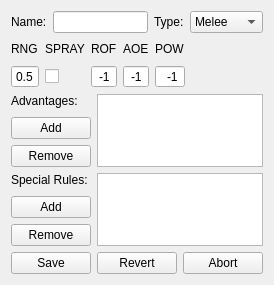
Above: titles/Warmachine/ui/weapon_info_widget.ui from madesjardins/AiWarmachine before the change. Below: the same form after it.
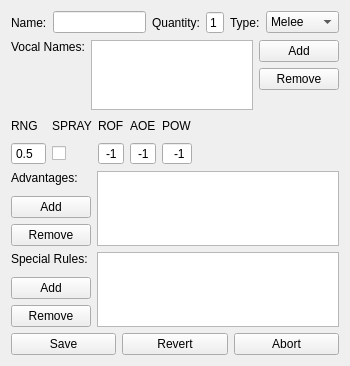
That is the form after the change.

Commit message:
Basic Weapon Creation Dialog
A basic weapon creation dialog for models.

```diff
--- a/titles/Warmachine/ui/weapon_info_widget.ui
+++ b/titles/Warmachine/ui/weapon_info_widget.ui
@@ -6,8 +6,8 @@
    <rect>
     <x>0</x>
     <y>0</y>
-    <width>257</width>
-    <height>285</height>
+    <width>350</width>
+    <height>366</height>
    </rect>
   </property>
   <property name="windowTitle">
@@ -26,6 +26,32 @@
      <item>
       <widget class="QLineEdit" name="edit_weapon_name"/>
      </item>
+     <item>
+      <widget class="QLabel" name="label_weapon_quantity">
+       <property name="text">
+        <string>Quantity:</string>
+       </property>
+      </widget>
+     </item>
+     <item>
+      <widget class="QSpinBox" name="spin_weapon_qty">
+       <property name="alignment">
+        <set>Qt::AlignRight|Qt::AlignTrailing|Qt::AlignVCenter</set>
+       </property>
+       <property name="buttonSymbols">
+        <enum>QAbstractSpinBox::NoButtons</enum>
+       </property>
+       <property name="minimum">
+        <number>1</number>
+       </property>
+       <property name="maximum">
+        <number>2</number>
+       </property>
+       <property name="value">
+        <number>1</number>
+       </property>
+      </widget>
+     </item>
      <item>
       <widget class="QLabel" name="label_weapon_type">
        <property name="text">
@@ -49,6 +75,63 @@
      </item>
     </layout>
    </item>
+   <item>
+    <layout class="QGridLayout" name="grid_model_vocal_names">
+     <item row="0" column="0">
+      <widget class="QLabel" name="label_weapon_vocal_names">
+       <property name="text">
+        <string>Vocal Names:</string>
+       </property>
+       <property name="alignment">
+        <set>Qt::AlignLeading|Qt::AlignLeft|Qt::AlignTop</set>
+       </property>
+      </widget>
+     </item>
+     <item row="0" column="1">
+      <widget class="QListWidget" name="list_weapon_vocal_names"/>
+     </item>
+     <item row="0" column="2">
+      <layout class="QVBoxLayout" name="vbox_model_vocal_names">
+       <item>
+        <widget class="QPushButton" name="push_weapon_vocal_names_add">
+         <property name="focusPolicy">
+          <enum>Qt::NoFocus</enum>
+         </property>
+         <property name="text">
+          <string>Add</string>
+         </property>
+        </widget>
+       </item>
+       <item>
+        <widget class="QPushButton" name="push_weapon_vocal_names_remove">
+         <property name="focusPolicy">
+          <enum>Qt::NoFocus</enum>
+         </property>
+         <property name="text">
+          <string>Remove</string>
+         </property>
+        </widget>
+       </item>
+       <item>
+        <spacer name="verticalSpacer_2">
+         <property name="orientation">
+          <enum>Qt::Vertical</enum>
+         </property>
+         <property name="sizeType">
+          <enum>QSizePolicy::MinimumExpanding</enum>
+         </property>
+         <property name="sizeHint" stdset="0">
+          <size>
+           <width>10</width>
+           <height>1</height>
+          </size>
+         </property>
+        </spacer>
+       </item>
+      </layout>
+     </item>
+    </layout>
+   </item>
    <item>
     <layout class="QGridLayout" name="grid_weapon_stats">
      <item row="0" column="0">
@@ -169,7 +252,7 @@
         <number>1</number>
        </property>
        <property name="maximum">
-        <double>5.000000000000000</double>
+        <double>20.000000000000000</double>
        </property>
        <property name="singleStep">
         <double>0.500000000000000</double>
```
The commit also changes 5 other files.
